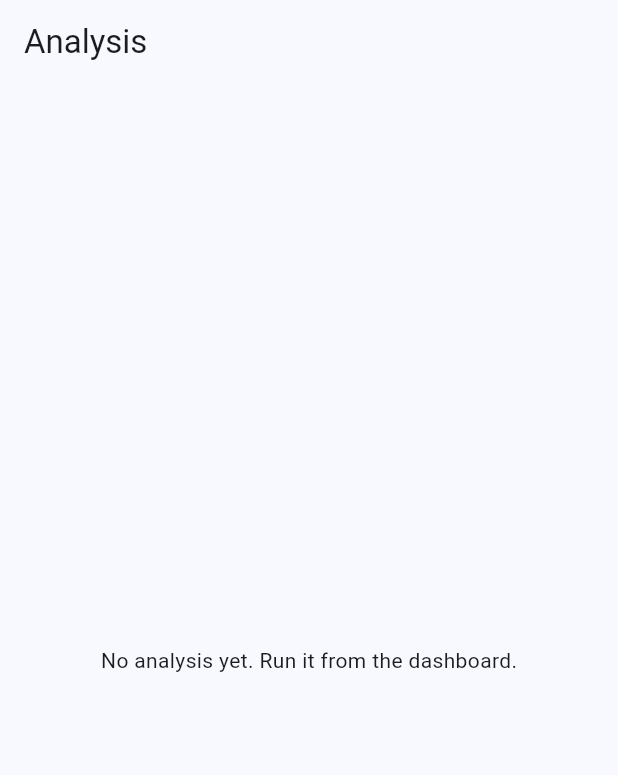
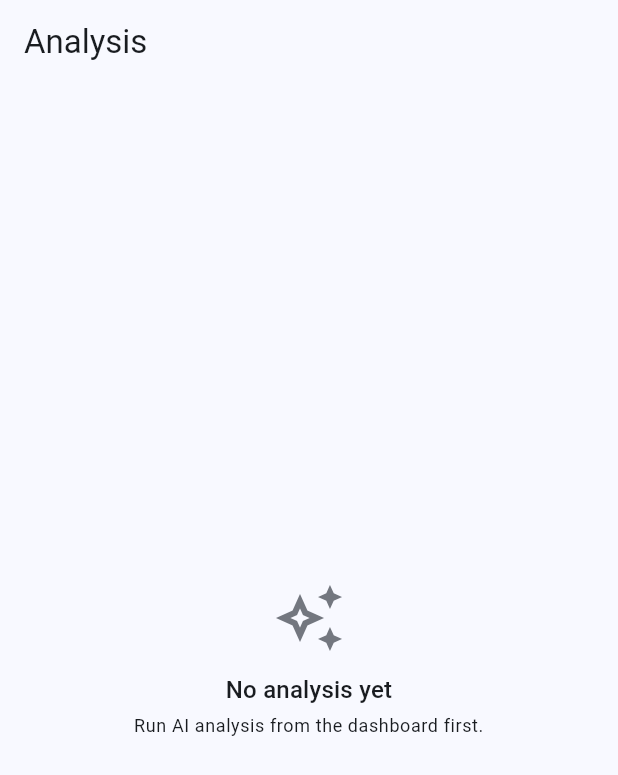
Before and after one commit to AgenticTony/ortelius-workshop-tool, a Flutter app: the ReportScreen screen opened by its route, on a phone screen of 412 x 824 dp. Shown: the top 775 px of the screen. Run offline on Flutter 3.47's test engine with Material 3 defaults, Android fonts, the phone set to English and light mode, and no system bars; our stand-ins replace dio, flutter_dotenv, flutter_riverpod, flutter_secure_storage, go_router, qr_flutter and 1 more; missing offline and left inert: dart:js_interop; accounts and stored records are empty; network calls fail.

Commit message:
feat: polish — web PDF download, a11y, empty/error states (frontend milestone 5)
Final frontend milestone. Turns the working prototype into something
demo-ready.

- Web PDF download: pdf_download.dart triggers a real browser download via
  a Blob + anchor element (previously the bytes were fetched but never
  saved). Wired into the report screen.
- Shared EmptyState + ErrorBanner widgets, applied across workshop,
  dashboard, and report screens for consistent loading/empty/error states.
  Error banners are dismissible (dismissError on both controllers).
- Accessibility: vote button now has a 48x48 minimum tap target + Semantics
  label; QR code and access code have semantic labels; access code is
  SelectableText with a spelled-out screen-reader form.
- Theming consistency: shared Layout constants for content width/padding;
  normalized three hardcoded widths to one.
- README: added a full "Run the frontend (Flutter)" section, fixed the
  stale Firestore reference in the tech stack, corrected the team line.

Verified all 5 framework configs end-to-end (live Claude + PDF): SWOT(4),
PESTEL(6), custom 3/5/7 — every idea clustered correctly, every PDF HTTP
200. flutter analyze clean, flutter test passes, backend pytest 41/41.

```diff
--- a/frontend/lib/features/facilitator/facilitator_session_controller.dart
+++ b/frontend/lib/features/facilitator/facilitator_session_controller.dart
@@ -172,6 +172,9 @@ class FacilitatorSessionController
     }
   }
 
+  /// Clear the current error (for dismissible banners).
+  void dismissError() => state = state.copyWith(clearError: true);
+
   void _openStream(String sessionId) {
     _sseSub?.cancel();
     state = state.copyWith(connected: false);
--- a/frontend/lib/features/facilitator/report_screen.dart
+++ b/frontend/lib/features/facilitator/report_screen.dart
@@ -2,6 +2,8 @@ import 'package:flutter/material.dart';
 import 'package:flutter_riverpod/flutter_riverpod.dart';
 
 import '../../models/models.dart';
+import '../../services/pdf_download.dart';
+import '../../widgets/empty_state.dart';
 import 'facilitator_session_controller.dart';
 
 /// Renders the AI analysis result and offers a PDF download. Reached from the
@@ -16,7 +18,11 @@ class ReportScreen extends ConsumerWidget {
     if (analysis == null) {
       return Scaffold(
         appBar: AppBar(title: const Text('Analysis')),
-        body: const Center(child: Text('No analysis yet. Run it from the dashboard.')),
+        body: EmptyState(
+          icon: Icons.auto_awesome_outlined,
+          message: 'No analysis yet',
+          detail: 'Run AI analysis from the dashboard first.',
+        ),
       );
     }
     final theme = Theme.of(context);
@@ -103,11 +109,17 @@ class ReportScreen extends ConsumerWidget {
           ref.read(facilitatorSessionProvider).error ?? 'Download failed';
       ScaffoldMessenger.of(context).showSnackBar(SnackBar(content: Text(err)));
     } else {
+      final session = ref.read(facilitatorSessionProvider).session;
+      final filename = 'workshop-report-${session?.id ?? 'session'}.pdf';
+      final saved = savePdf(bytes, filename);
+      if (!context.mounted) return;
       ScaffoldMessenger.of(context).showSnackBar(
-        SnackBar(content: Text('PDF ready (${bytes.length ~/ 1024} KB)')),
+        SnackBar(
+          content: Text(saved
+              ? 'PDF downloaded (${bytes.length ~/ 1024} KB)'
+              : 'PDF ready (${bytes.length ~/ 1024} KB)'),
+        ),
       );
-      // Note: actually saving/sharing the file is platform-specific (web vs
-      // mobile). For web, an anchor-download is wired in Milestone 5 polish.
     }
   }
 }
--- a/frontend/lib/features/health/health_screen.dart
+++ b/frontend/lib/features/health/health_screen.dart
@@ -2,6 +2,7 @@ import 'package:flutter/material.dart';
 import 'package:flutter_riverpod/flutter_riverpod.dart';
 
 import '../../core/app_providers.dart';
+import '../../core/theme/layout.dart';
 import '../../core/config/app_config.dart';
 
 /// Connection-check screen. The Milestone 2 demo target: proves the app
@@ -54,7 +55,7 @@ class _HealthScreenState extends ConsumerState<HealthScreen> {
       appBar: AppBar(title: const Text('Workshop Tool — Connection')),
       body: Center(
         child: ConstrainedBox(
-          constraints: const BoxConstraints(maxWidth: 480),
+          constraints: const BoxConstraints(maxWidth: Layout.contentMaxWidth),
           child: Padding(
             padding: const EdgeInsets.all(24),
             child: Column(
--- a/frontend/lib/features/home/home_screen.dart
+++ b/frontend/lib/features/home/home_screen.dart
@@ -1,4 +1,5 @@
 import 'package:flutter/material.dart';
+import '../../core/theme/layout.dart';
 import 'package:go_router/go_router.dart';
 
 /// App entry screen: pick facilitator or participant.
@@ -11,7 +12,7 @@ class HomeScreen extends StatelessWidget {
     return Scaffold(
       body: Center(
         child: ConstrainedBox(
-          constraints: const BoxConstraints(maxWidth: 420),
+          constraints: const BoxConstraints(maxWidth: Layout.contentMaxWidth),
           child: Padding(
             padding: const EdgeInsets.all(32),
             child: Column(
--- a/frontend/lib/features/participant/join_screen.dart
+++ b/frontend/lib/features/participant/join_screen.dart
@@ -1,4 +1,5 @@
 import 'package:flutter/material.dart';
+import '../../core/theme/layout.dart';
 import 'package:flutter_riverpod/flutter_riverpod.dart';
 import 'package:go_router/go_router.dart';
 
@@ -51,7 +52,7 @@ class _JoinScreenState extends ConsumerState<JoinScreen> {
       appBar: AppBar(title: const Text('Join a workshop')),
       body: Center(
         child: ConstrainedBox(
-          constraints: const BoxConstraints(maxWidth: 460),
+          constraints: const BoxConstraints(maxWidth: Layout.contentMaxWidth),
           child: Padding(
             padding: const EdgeInsets.all(24),
             child: Form(
--- a/frontend/lib/features/participant/participant_session_controller.dart
+++ b/frontend/lib/features/participant/participant_session_controller.dart
@@ -172,12 +172,15 @@ class ParticipantSessionController
     }
   }
 
+  /// Clear the current error (for dismissible banners).
+  void dismissError() => state = state.copyWith(clearError: true);
+
   void _openStream(String sessionId) {
     _sseSub?.cancel();
     state = state.copyWith(connected: false);
     _sseSub = _sse.subscribe(sessionId).listen(
       _onSseEvent,
-      onError: (e) => state = state.copyWith(connected: false, error: '$e'),
+      onError: (Object e) => state = state.copyWith(connected: false, error: '$e'),
       onDone: () => state = state.copyWith(connected: false),
     );
     state = state.copyWith(connected: true);
--- /dev/null
+++ b/frontend/lib/widgets/empty_state.dart
@@ -0,0 +1,46 @@
+import 'package:flutter/material.dart';
+
+/// A consistent empty-state placeholder: an icon, a message, and optional
+/// detail text. Used across screens when there's nothing to show yet.
+class EmptyState extends StatelessWidget {
+  const EmptyState({
+    super.key,
+    required this.icon,
+    required this.message,
+    this.detail,
+  });
+
+  final IconData icon;
+  final String message;
+  final String? detail;
+
+  @override
+  Widget build(BuildContext context) {
+    final theme = Theme.of(context);
+    return Center(
+      child: Padding(
+        padding: const EdgeInsets.symmetric(vertical: 32, horizontal: 24),
+        child: Column(
+          mainAxisSize: MainAxisSize.min,
+          children: [
+            Icon(icon, size: 48, color: theme.colorScheme.outline),
+            const SizedBox(height: 12),
+            Text(
+              message,
+              textAlign: TextAlign.center,
+              style: theme.textTheme.titleMedium,
+            ),
+            if (detail != null) ...[
+              const SizedBox(height: 4),
+              Text(
+                detail!,
+                textAlign: TextAlign.center,
+                style: theme.textTheme.bodySmall,
+              ),
+            ],
+          ],
+        ),
+      ),
+    );
+  }
+}
--- a/frontend/pubspec.yaml
+++ b/frontend/pubspec.yaml
@@ -28,6 +28,7 @@ dependencies:
   # Secure storage for the facilitator bearer token
   flutter_secure_storage: ^9.2.2
   qr_flutter: ^4.1.0
+  web: ^1.1.1
 
 dev_dependencies:
   flutter_test:
```
Also changed, not shown: frontend/lib/core/theme/layout.dart (added, +13 -0 lines), frontend/lib/features/facilitator/facilitator_dashboard_screen.dart (+22 -18 lines), frontend/lib/features/participant/workshop_screen.dart (+26 -17 lines), frontend/lib/services/pdf_download.dart (added, +34 -0 lines), frontend/lib/widgets/error_banner.dart (added, +56 -0 lines), frontend/pubspec.lock, 1 other file.
